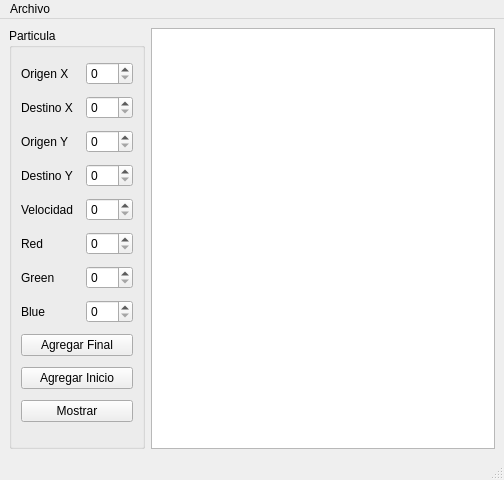
arturos8617/actividad08, file mainwindow.ui: the form before one commit.
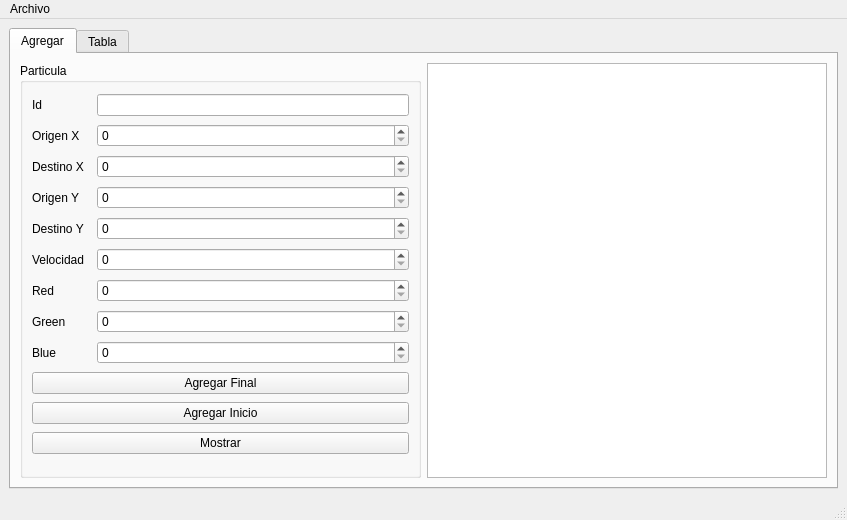
The form after the commit.

```diff
--- a/mainwindow.ui
+++ b/mainwindow.ui
@@ -6,151 +6,209 @@
    <rect>
     <x>0</x>
     <y>0</y>
-    <width>504</width>
-    <height>480</height>
+    <width>847</width>
+    <height>520</height>
    </rect>
   </property>
   <property name="windowTitle">
    <string>MainWindow</string>
   </property>
   <widget class="QWidget" name="centralwidget">
+   <layout class="QGridLayout" name="gridLayout_3">
+    <item row="0" column="0">
+     <widget class="QTabWidget" name="tabWidget">
+      <property name="currentIndex">
+       <number>0</number>
+      </property>
+      <widget class="QWidget" name="tab_3">
+       <attribute name="title">
+        <string>Agregar</string>
+       </attribute>
    <layout class="QGridLayout" name="gridLayout_2">
+        <item row="0" column="1">
+         <widget class="QPlainTextEdit" name="salida"/>
+        </item>
     <item row="0" column="0">
      <widget class="QGroupBox" name="groupBox">
       <property name="title">
        <string>Particula</string>
       </property>
       <layout class="QGridLayout" name="gridLayout">
-       <item row="8" column="0" colspan="3">
-        <widget class="QPushButton" name="agregarFinal_pushButton">
+           <item row="11" column="0" colspan="3">
+            <widget class="QPushButton" name="mostrar_pushButton">
          <property name="text">
-          <string>Agregar Final</string>
+              <string>Mostrar</string>
          </property>
         </widget>
        </item>
-       <item row="3" column="0">
-        <widget class="QLabel" name="label_2">
-         <property name="text">
-          <string>Destino Y</string>
-         </property>
-        </widget>
-       </item>
-       <item row="5" column="2">
+           <item row="6" column="2">
         <widget class="QSpinBox" name="red_spinBox">
          <property name="maximum">
           <number>255</number>
          </property>
         </widget>
        </item>
-       <item row="6" column="0">
-        <widget class="QLabel" name="label_5">
-         <property name="text">
-          <string>Green</string>
-         </property>
-        </widget>
-       </item>
-       <item row="1" column="2">
-        <widget class="QSpinBox" name="destinoX_spinBox">
-         <property name="maximum">
-          <number>500</number>
-         </property>
-        </widget>
-       </item>
-       <item row="1" column="0">
-        <widget class="QLabel" name="label">
-         <property name="text">
-          <string>Destino X</string>
-         </property>
-        </widget>
-       </item>
-       <item row="4" column="0">
-        <widget class="QLabel" name="label_3">
-         <property name="text">
-          <string>Velocidad</string>
-         </property>
-        </widget>
-       </item>
-       <item row="3" column="2">
-        <widget class="QSpinBox" name="destinoY_spinBox">
-         <property name="maximum">
-          <number>500</number>
-         </property>
-        </widget>
-       </item>
        <item row="10" column="0" colspan="3">
-        <widget class="QPushButton" name="mostrar_pushButton">
-         <property name="text">
-          <string>Mostrar</string>
-         </property>
-        </widget>
-       </item>
-       <item row="9" column="0" colspan="3">
         <widget class="QPushButton" name="agregarInicio_pushButton">
          <property name="text">
           <string>Agregar Inicio</string>
          </property>
         </widget>
        </item>
+           <item row="7" column="0">
+            <widget class="QLabel" name="label_5">
+             <property name="text">
+              <string>Green</string>
+             </property>
+            </widget>
+           </item>
+           <item row="3" column="0">
+            <widget class="QLabel" name="label_8">
+             <property name="text">
+              <string>Origen Y</string>
+             </property>
+            </widget>
+           </item>
+           <item row="3" column="2">
+            <widget class="QSpinBox" name="origenY_spinBox"/>
+           </item>
        <item row="5" column="0">
-        <widget class="QLabel" name="label_4">
+            <widget class="QLabel" name="label_3">
          <property name="text">
-          <string>Red</string>
+              <string>Velocidad</string>
          </property>
         </widget>
        </item>
        <item row="4" column="2">
+            <widget class="QSpinBox" name="destinoY_spinBox">
+             <property name="maximum">
+              <number>500</number>
+             </property>
+            </widget>
+           </item>
+           <item row="7" column="2">
+            <widget class="QSpinBox" name="green_spinBox">
+             <property name="maximum">
+              <number>255</number>
+             </property>
+            </widget>
+           </item>
+           <item row="5" column="2">
         <widget class="QSpinBox" name="velocidad_spinBox">
          <property name="maximum">
           <number>300</number>
          </property>
         </widget>
        </item>
-       <item row="7" column="0">
+           <item row="1" column="0">
+            <widget class="QLabel" name="label_7">
+             <property name="text">
+              <string>Origen X</string>
+             </property>
+            </widget>
+           </item>
+           <item row="8" column="0">
         <widget class="QLabel" name="label_6">
          <property name="text">
           <string>Blue</string>
          </property>
         </widget>
        </item>
-       <item row="0" column="2">
-        <widget class="QSpinBox" name="origenX_spinBox"/>
-       </item>
-       <item row="7" column="2">
+           <item row="2" column="0">
+            <widget class="QLabel" name="label">
+             <property name="text">
+              <string>Destino X</string>
+             </property>
+            </widget>
+           </item>
+           <item row="8" column="2">
         <widget class="QSpinBox" name="blue_spinBox">
          <property name="maximum">
           <number>255</number>
          </property>
         </widget>
        </item>
-       <item row="6" column="2">
-        <widget class="QSpinBox" name="green_spinBox">
-         <property name="maximum">
-          <number>255</number>
+           <item row="6" column="0">
+            <widget class="QLabel" name="label_4">
+             <property name="text">
+              <string>Red</string>
          </property>
         </widget>
        </item>
        <item row="2" column="2">
-        <widget class="QSpinBox" name="origenY_spinBox"/>
+            <widget class="QSpinBox" name="destinoX_spinBox">
+             <property name="maximum">
+              <number>500</number>
+             </property>
+            </widget>
+           </item>
+           <item row="1" column="2">
+            <widget class="QSpinBox" name="origenX_spinBox"/>
+           </item>
+           <item row="9" column="0" colspan="3">
+            <widget class="QPushButton" name="agregarFinal_pushButton">
+             <property name="text">
+              <string>Agregar Final</string>
+             </property>
+            </widget>
+           </item>
+           <item row="4" column="0">
+            <widget class="QLabel" name="label_2">
+             <property name="text">
+              <string>Destino Y</string>
+             </property>
+            </widget>
+           </item>
+           <item row="0" column="2">
+            <widget class="QLineEdit" name="id_lineEdit"/>
        </item>
        <item row="0" column="0">
-        <widget class="QLabel" name="label_7">
+            <widget class="QLabel" name="label_9">
          <property name="text">
-          <string>Origen X</string>
+              <string>Id</string>
          </property>
         </widget>
        </item>
-       <item row="2" column="0">
-        <widget class="QLabel" name="label_8">
+          </layout>
+         </widget>
+        </item>
+       </layout>
+      </widget>
+      <widget class="QWidget" name="tab_4">
+       <attribute name="title">
+        <string>Tabla</string>
+       </attribute>
+       <layout class="QGridLayout" name="gridLayout_4">
+        <item row="1" column="0">
+         <widget class="QLineEdit" name="search_lineEdit">
          <property name="text">
-          <string>Origen Y</string>
-         </property>
-        </widget>
-       </item>
-      </layout>
-     </widget>
-    </item>
-    <item row="0" column="1">
-     <widget class="QPlainTextEdit" name="salida"/>
+           <string/>
+          </property>
+          <property name="placeholderText">
+           <string>Id de la particula</string>
+          </property>
+         </widget>
+        </item>
+        <item row="1" column="1">
+         <widget class="QPushButton" name="buscar_pushButton">
+          <property name="text">
+           <string>Buscar</string>
+          </property>
+         </widget>
+        </item>
+        <item row="1" column="2">
+         <widget class="QPushButton" name="mostrar_tabla_pushButton">
+          <property name="text">
+           <string>Mostrar</string>
+          </property>
+         </widget>
+        </item>
+        <item row="0" column="0" colspan="3">
+         <widget class="QListWidget" name="table"/>
+        </item>
+       </layout>
+      </widget>
+     </widget>
     </item>
    </layout>
   </widget>
@@ -159,7 +217,7 @@
     <rect>
      <x>0</x>
      <y>0</y>
-     <width>504</width>
+     <width>847</width>
      <height>26</height>
     </rect>
    </property>
```
Lines whose indentation alone changed are shown as unchanged.
